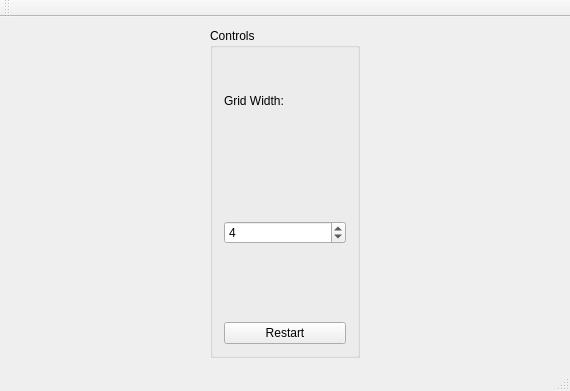
Before: the Qt Designer form mainwindow.ui in shaunBarker/jumpingCubes, drawn with Qt 5.
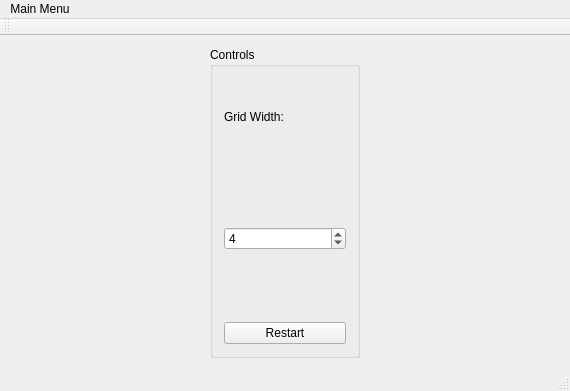
After: the same form once the commit is applied.

Diff of the .ui file:
```diff
--- a/mainwindow.ui
+++ b/mainwindow.ui
@@ -90,6 +90,14 @@
      <height>25</height>
     </rect>
    </property>
+   <widget class="QMenu" name="menuMain_Menu">
+    <property name="title">
+     <string>Main Menu</string>
+    </property>
+    <addaction name="actionRestart"/>
+    <addaction name="actionExit"/>
+   </widget>
+   <addaction name="menuMain_Menu"/>
   </widget>
  </widget>
  <layoutdefault spacing="6" margin="11"/>
```
Left out of the diff: 29 changed lines with no effect on the pictures.
